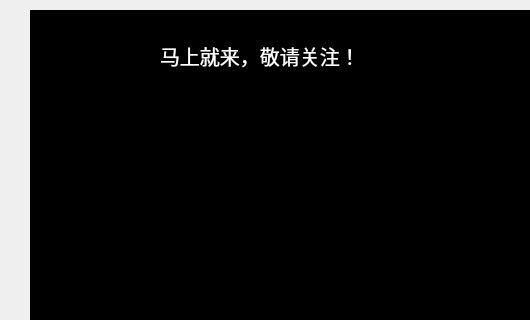
First picture: the form in ui/coming_soon.ui, repository py-cr/chatgpt_qt, before the edit; both pictures show x 0 to 530 and y 0 to 320 of the 693 by 800 pixel window.
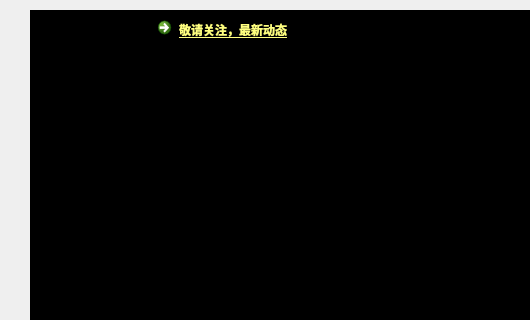
Second picture: the form after the edit. Icons and pictures are not drawn.

```diff
--- a/ui/coming_soon.ui
+++ b/ui/coming_soon.ui
@@ -13,27 +13,6 @@
   <property name="windowTitle">
    <string>Form</string>
   </property>
-  <widget class="QLabel" name="label">
-   <property name="geometry">
-    <rect>
-     <x>160</x>
-     <y>30</y>
-     <width>251</width>
-     <height>51</height>
-    </rect>
-   </property>
-   <property name="font">
-    <font>
-     <pointsize>15</pointsize>
-    </font>
-   </property>
-   <property name="styleSheet">
-    <string notr="true">color: rgb(255, 255, 255);</string>
-   </property>
-   <property name="text">
-    <string>马上就来，敬请关注！</string>
-   </property>
-  </widget>
   <widget class="QGraphicsView" name="graphicsView">
    <property name="geometry">
     <rect>
@@ -50,8 +29,37 @@
     <enum>QFrame::NoFrame</enum>
    </property>
   </widget>
-  <zorder>graphicsView</zorder>
-  <zorder>label</zorder>
+  <widget class="QCommandLinkButton" name="link_about">
+   <property name="geometry">
+    <rect>
+     <x>150</x>
+     <y>10</y>
+     <width>281</width>
+     <height>48</height>
+    </rect>
+   </property>
+   <property name="mouseTracking">
+    <bool>false</bool>
+   </property>
+   <property name="styleSheet">
+    <string notr="true">color: rgb(255, 255, 127);
+font: 14pt &quot;微软雅黑&quot;;
+text-decoration: underline;</string>
+   </property>
+   <property name="text">
+    <string>敬请关注，最新动态</string>
+   </property>
+   <property name="icon">
+    <iconset>
+     <normaloff>../images/icons/star-on.png</normaloff>../images/icons/star-on.png</iconset>
+   </property>
+   <property name="iconSize">
+    <size>
+     <width>30</width>
+     <height>30</height>
+    </size>
+   </property>
+  </widget>
  </widget>
  <resources/>
  <connections/>
```
